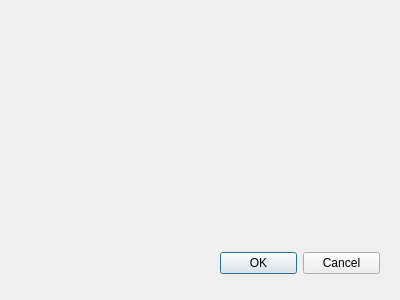
Before: the Qt Designer form categoriesviewdialog.ui in pgulyaev88/elpos.manager, drawn with Qt 5.
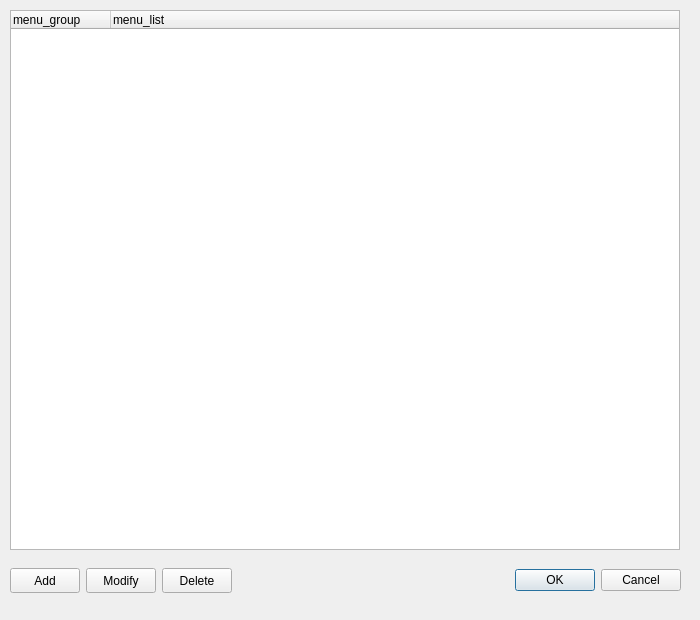
After: the same form once the commit is applied.

```diff
--- a/categoriesviewdialog.ui
+++ b/categoriesviewdialog.ui
@@ -6,25 +6,127 @@
    <rect>
     <x>0</x>
     <y>0</y>
-    <width>400</width>
-    <height>300</height>
+    <width>700</width>
+    <height>620</height>
    </rect>
   </property>
   <property name="windowTitle">
    <string>Dialog</string>
   </property>
-  <widget class="QDialogButtonBox" name="buttonBox">
+  <widget class="QTreeWidget" name="categoryDeletePushButtonTreeWidget">
    <property name="geometry">
     <rect>
-     <x>220</x>
-     <y>250</y>
-     <width>160</width>
-     <height>26</height>
+     <x>10</x>
+     <y>10</y>
+     <width>670</width>
+     <height>540</height>
     </rect>
    </property>
-   <property name="standardButtons">
-    <set>QDialogButtonBox::Cancel|QDialogButtonBox::Ok</set>
+   <property name="lineWidth">
+    <number>2</number>
    </property>
+   <column>
+    <property name="text">
+     <string>menu_group</string>
+    </property>
+   </column>
+   <column>
+    <property name="text">
+     <string>menu_list</string>
+    </property>
+   </column>
+  </widget>
+  <widget class="QWidget" name="horizontalLayoutWidget">
+   <property name="geometry">
+    <rect>
+     <x>10</x>
+     <y>560</y>
+     <width>671</width>
+     <height>41</height>
+    </rect>
+   </property>
+   <layout class="QHBoxLayout" name="horizontalLayout">
+    <item>
+     <widget class="QPushButton" name="categoryAddPushButton">
+      <property name="minimumSize">
+       <size>
+        <width>70</width>
+        <height>25</height>
+       </size>
+      </property>
+      <property name="maximumSize">
+       <size>
+        <width>70</width>
+        <height>25</height>
+       </size>
+      </property>
+      <property name="text">
+       <string>Add</string>
+      </property>
+     </widget>
+    </item>
+    <item>
+     <widget class="QPushButton" name="categoryModifyPushButton">
+      <property name="minimumSize">
+       <size>
+        <width>70</width>
+        <height>25</height>
+       </size>
+      </property>
+      <property name="maximumSize">
+       <size>
+        <width>70</width>
+        <height>25</height>
+       </size>
+      </property>
+      <property name="text">
+       <string>Modify</string>
+      </property>
+     </widget>
+    </item>
+    <item>
+     <widget class="QPushButton" name="categoryDeletePushButton">
+      <property name="minimumSize">
+       <size>
+        <width>70</width>
+        <height>25</height>
+       </size>
+      </property>
+      <property name="maximumSize">
+       <size>
+        <width>70</width>
+        <height>25</height>
+       </size>
+      </property>
+      <property name="text">
+       <string>Delete</string>
+      </property>
+     </widget>
+    </item>
+    <item>
+     <spacer name="horizontalSpacer">
+      <property name="orientation">
+       <enum>Qt::Horizontal</enum>
+      </property>
+      <property name="sizeHint" stdset="0">
+       <size>
+        <width>40</width>
+        <height>20</height>
+       </size>
+      </property>
+     </spacer>
+    </item>
+    <item>
+     <widget class="QDialogButtonBox" name="categoryButtonBox">
+      <property name="standardButtons">
+       <set>QDialogButtonBox::Cancel|QDialogButtonBox::Ok</set>
+      </property>
+      <property name="centerButtons">
+       <bool>false</bool>
+      </property>
+     </widget>
+    </item>
+   </layout>
   </widget>
  </widget>
  <resources/>
```
Left out of the diff: 19 changed lines with no effect on the pictures.
